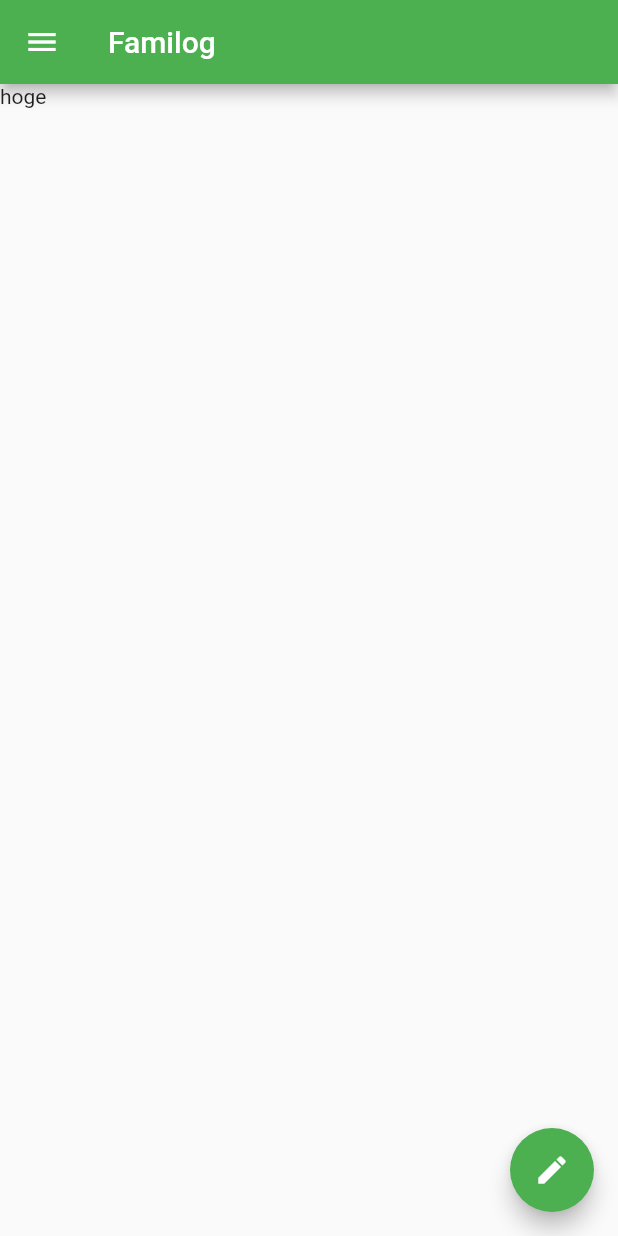
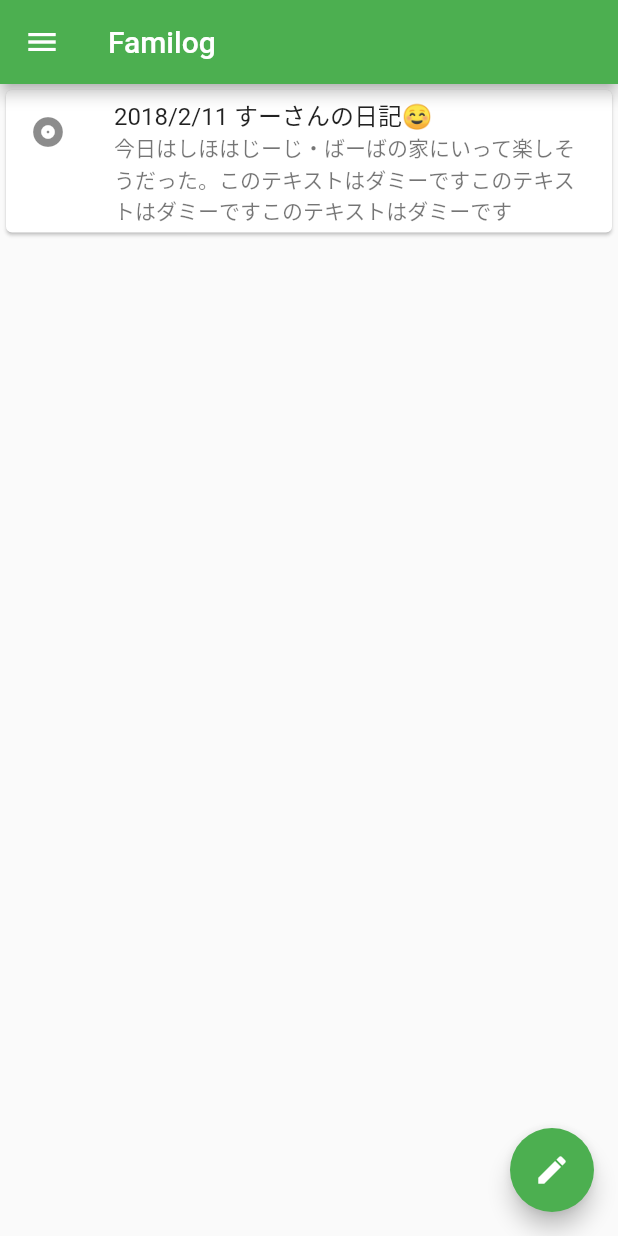
Before and after one commit to suusan2go/familog-app, a Flutter app: the screen it shows after launch, on a phone screen of 412 x 824 dp. Run offline on Flutter 3.47's test engine with Material 2 defaults, Android fonts, the phone set to English and light mode, and no system bars.

Commit message:
listのデザインを作成

```diff
--- a/lib/presentation/home.dart
+++ b/lib/presentation/home.dart
@@ -58,7 +58,19 @@ class Home extends StatelessWidget {
     if(false) return _buildNotLoggedIn(context);
     return new ListView(
       children: <Widget>[
-        new Text("hoge")
+        new Card(
+          child: new Column(
+            mainAxisSize: MainAxisSize.min,
+            children: <Widget>[
+              const ListTile(
+                  leading: const Icon(Icons.album),
+                  title: const Text('2018/2/11 すーさんの日記☺'),
+                  subtitle: const Text('今日はしほはじーじ・ばーばの家にいって楽しそうだった。このテキストはダミーですこのテキストはダミーですこのテキストはダミーです'),
+                  isThreeLine: true,
+              ),
+            ],
+          ),
+        )
       ],
     );
   }
```
